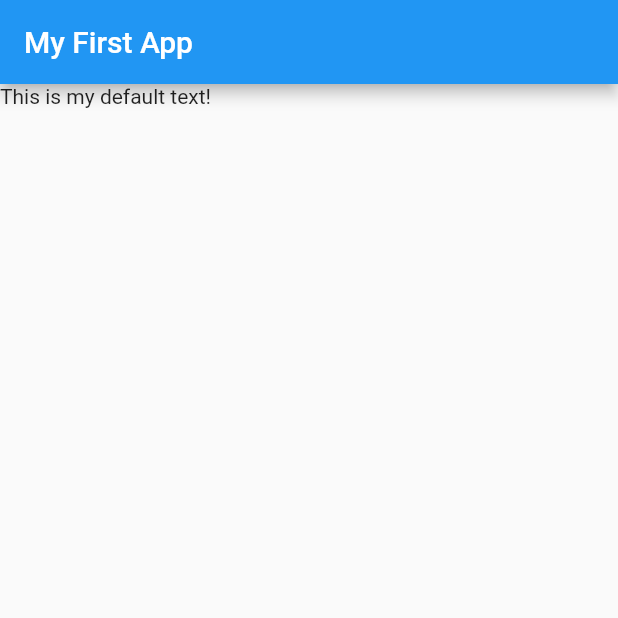
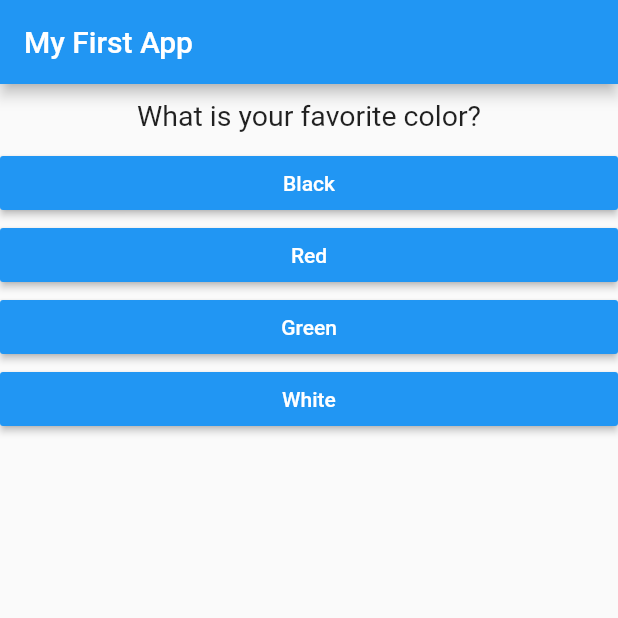
Before and after one commit to ashishdock/flutter_complete_guide, a Flutter app: the screen it shows after launch, on a phone screen of 412 x 824 dp, the top half of it. Run offline on Flutter 3.47's test engine with Material 2 defaults, Android fonts, the phone set to English and light mode, and no system bars.

Commit message:
Refactored and modified

```diff
--- /dev/null
+++ b/lib/answer.dart
@@ -0,0 +1,25 @@
+import 'package:flutter/material.dart';
+
+class Answer extends StatelessWidget {
+  final String answerText;
+  final VoidCallback selectHandler;
+
+  Answer({required this.answerText, required this.selectHandler});
+
+  @override
+  Widget build(BuildContext context) {
+    return Container(
+      width: double.infinity,
+      child: RaisedButton(
+        color: Colors.blue,
+        child: Text(
+          answerText,
+          style: TextStyle(
+            color: Colors.white,
+          ),
+        ),
+        onPressed: selectHandler,
+      ),
+    );
+  }
+}
--- a/lib/main.dart
+++ b/lib/main.dart
@@ -1,8 +1,45 @@
 import 'package:flutter/material.dart';
+import './question.dart';
+import './answer.dart';
 
 void main() => runApp(MyApp());
 
-class MyApp extends StatelessWidget {
+class MyApp extends StatefulWidget {
+  @override
+  State<StatefulWidget> createState() {
+    return _MyAppState();
+  }
+}
+
+class _MyAppState extends State<MyApp> {
+  //: - PROPERTIES
+  var _questionIndex = 0;
+  final questions = const [
+    {
+      'questionText': 'What is your favorite color?',
+      'answers': ['Black', 'Red', 'Green', 'White'],
+    },
+    {
+      'questionText': 'What is your favorite animal?',
+      'answers': ['Rabbit', 'Snake', 'Elephant', 'Lion'],
+    },
+    {
+      'questionText': 'Who is your favorite instructor?',
+      'answers': ['Max', 'Max', 'Max', 'Max'],
+    },
+  ];
+
+  //: - METHODS
+  void _answerQuestion() {
+    if (_questionIndex < questions.length) {
+      setState(() {
+        print('Answer chosen! Of Question $_questionIndex');
+        _questionIndex++;
+      });
+    }
+  }
+
+  //: - BODY
   @override
   Widget build(BuildContext context) {
     return MaterialApp(
@@ -12,8 +49,14 @@ class MyApp extends StatelessWidget {
           'My First App',
         ),
       ),
-      body: Text(
-        'This is my default text!',
+      body: Column(
+        children: [
+          Question(questions[_questionIndex]['questionText'].toString()),
+          //This is a pretty good shortcut to generate a list of widgets in children property
+          ...(questions[_questionIndex]['answers'] as List<String>)
+              .map((e) => Answer(answerText: e, selectHandler: _answerQuestion))
+              .toList(),
+        ],
       ),
     ));
   }
--- /dev/null
+++ b/lib/question.dart
@@ -0,0 +1,20 @@
+import 'package:flutter/material.dart';
+
+class Question extends StatelessWidget {
+  final String questionText;
+
+  Question(this.questionText);
+
+  @override
+  Widget build(BuildContext context) {
+    return Container(
+      width: double.infinity,
+      margin: EdgeInsets.all(10),
+      child: Text(
+        questionText,
+        style: TextStyle(fontSize: 19),
+        textAlign: TextAlign.center,
+      ),
+    );
+  }
+}
```
Also changed, not shown: 1 other file.
